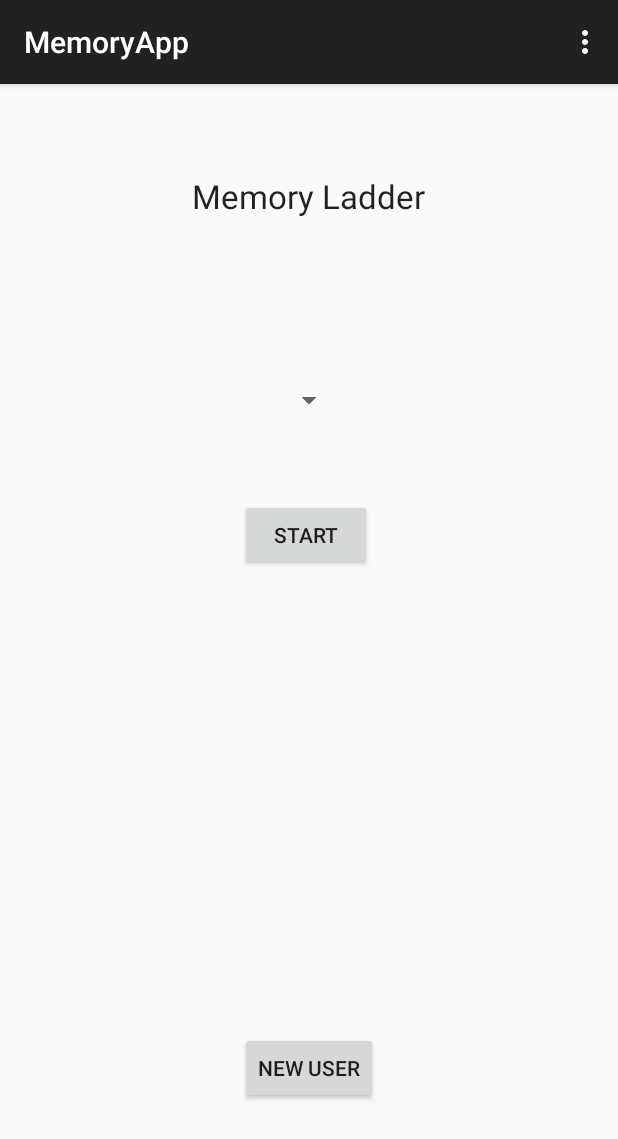
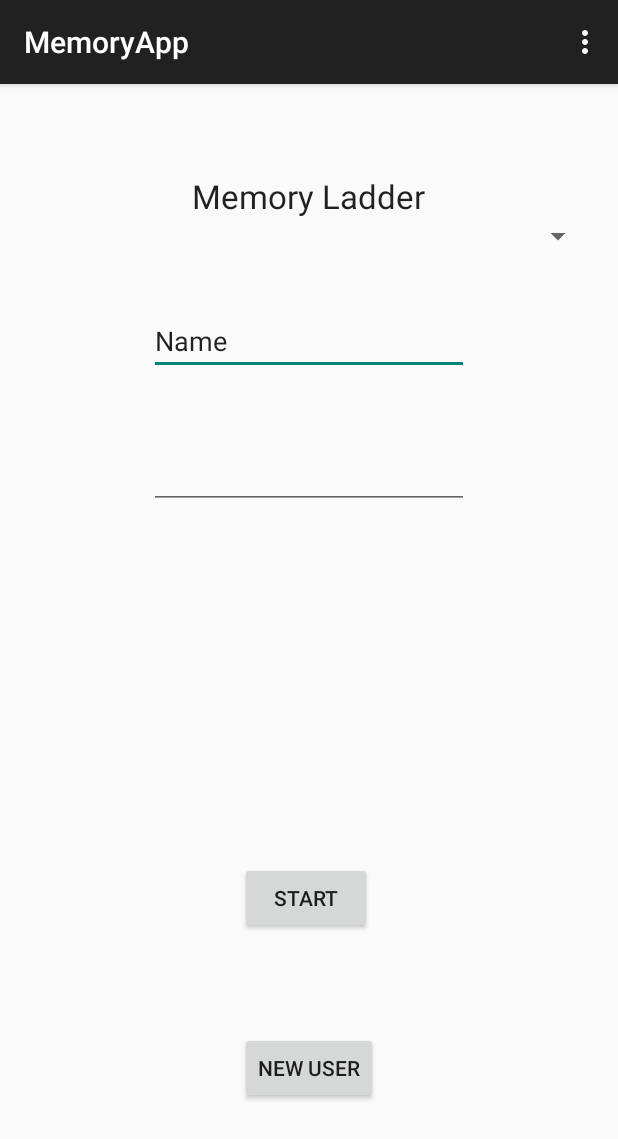
Before and after one commit to luis-rp/memory, an Android app: the screen it shows after launch (MainActivity), on a phone screen of 412 x 824 dp. Shown: the top 1139 px of the screen. Run offline under Robolectric (Android 15) with nearby library versions, the phone set to English and light mode, and no system bars.

```diff
--- a/app/src/main/res/layout/activity_main.xml
+++ b/app/src/main/res/layout/activity_main.xml
@@ -20,18 +20,18 @@
         android:layout_height="wrap_content"
         android:id="@+id/selectUsers"
         android:layout_below="@+id/textView"
-        android:layout_centerHorizontal="true"
-        android:layout_marginTop="109dp" />
+        android:layout_alignParentRight="true"
+        android:layout_alignParentEnd="true" />
 
     <Button
         android:layout_width="wrap_content"
         android:layout_height="wrap_content"
         android:text="Start"
         android:id="@+id/btnStart"
-        android:layout_below="@+id/selectUsers"
+        android:layout_above="@+id/btnNewUser"
         android:layout_alignLeft="@+id/btnNewUser"
         android:layout_alignStart="@+id/btnNewUser"
-        android:layout_marginTop="54dp" />
+        android:layout_marginBottom="65dp" />
 
     <Button
         android:layout_width="wrap_content"
@@ -41,4 +41,27 @@
         android:layout_alignParentBottom="true"
         android:layout_centerHorizontal="true"
         android:layout_marginBottom="72dp" />
+
+    <EditText
+        android:layout_width="wrap_content"
+        android:layout_height="wrap_content"
+        android:inputType="textPersonName"
+        android:text="Name"
+        android:ems="10"
+        android:id="@+id/editText4"
+        android:layout_below="@+id/selectUsers"
+        android:layout_alignLeft="@+id/editText5"
+        android:layout_alignStart="@+id/editText5"
+        android:layout_marginTop="35dp" />
+
+    <EditText
+        android:layout_width="wrap_content"
+        android:layout_height="wrap_content"
+        android:inputType="textPassword"
+        android:ems="10"
+        android:id="@+id/editText5"
+        android:layout_marginTop="44dp"
+        android:layout_below="@+id/editText4"
+        android:layout_centerHorizontal="true" />
+
 </RelativeLayout>
--- a/app/src/main/res/values/strings.xml
+++ b/app/src/main/res/values/strings.xml
@@ -13,4 +13,8 @@
         <item>Alterno</item>
         <item>Aleatorio</item>
     </string-array>
+    <string-array name="languages">
+        <item>English</item>
+        <item>Spanish</item>
+    </string-array>
 </resources>
```
Also changed, not shown: app/src/main/java/com/memoryapp/sozo/NewUser.java (+36 -3 lines).
